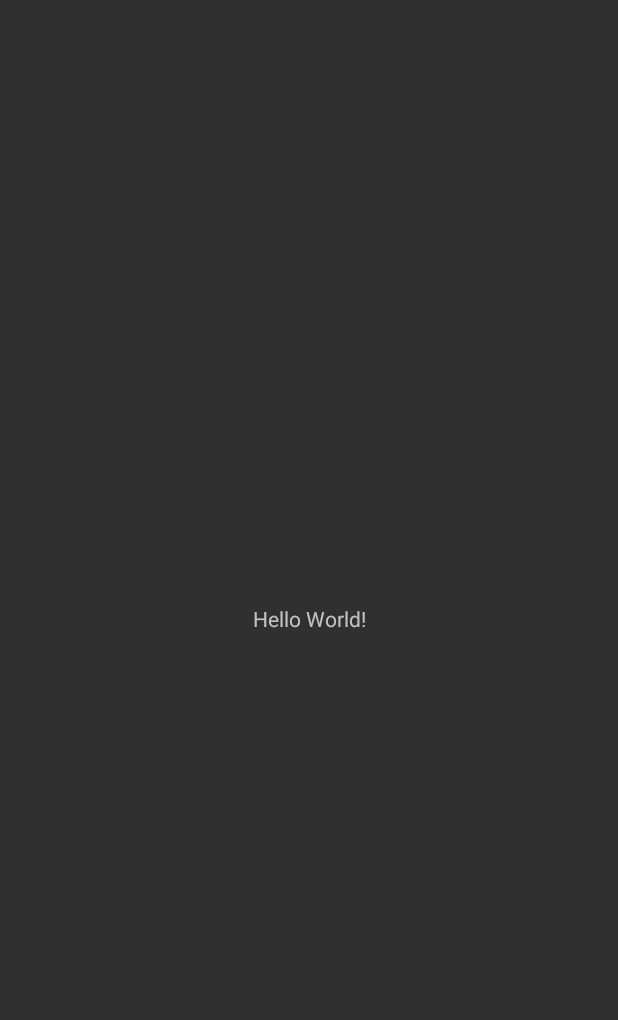
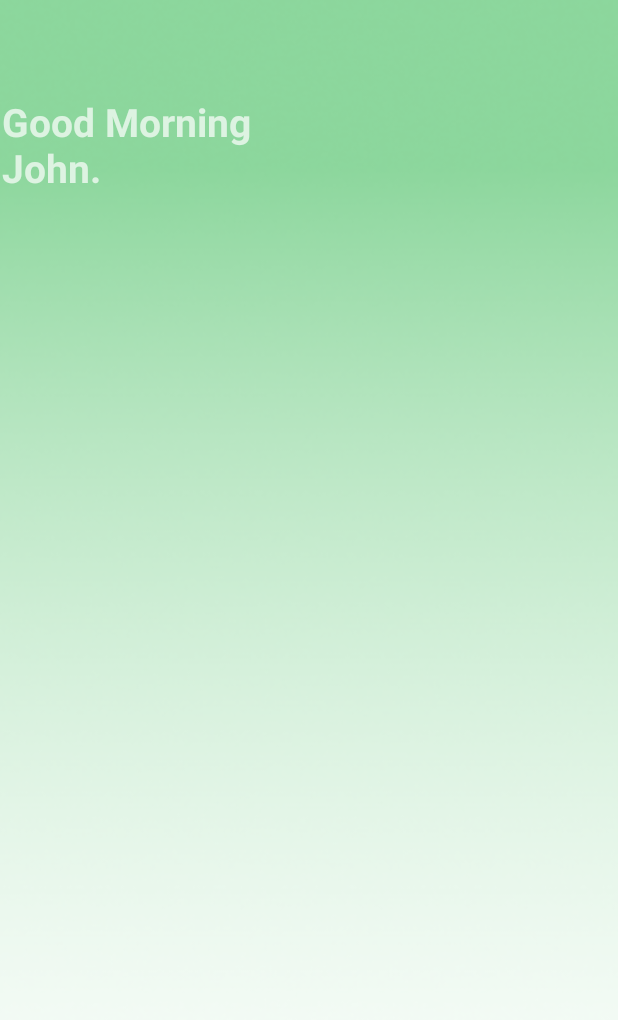
Before and after one commit to Coderman556/ANDECA2, an Android app: the screen it shows after launch (MainActivity), on a phone screen of 412 x 824 dp. Before the commit the part shown is almost empty. Shown: the top 1020 px of the screen. Run offline under Robolectric (Android 15) with nearby library versions, the phone set to English and light mode, and no system bars.

Commit message:
Changed homepage bg, added greeting, changed icon
EDIT: accepted incoming changes to MainActivity.java;

```diff
--- a/app/src/main/java/com/example/myapplication/MainActivity.java
+++ b/app/src/main/java/com/example/myapplication/MainActivity.java
@@ -2,14 +2,36 @@ package com.example.myapplication;
 
 import androidx.appcompat.app.AppCompatActivity;
 
+import android.annotation.SuppressLint;
 import android.os.Bundle;
+import android.widget.ImageView;
+import android.widget.TextView;
+import androidx.appcompat.app.AppCompatActivity;
+import java.util.Calendar;
 
 public class MainActivity extends AppCompatActivity{
 
+    @SuppressLint("SetTextI18n")
     @Override
     protected void onCreate(Bundle savedInstanceState) {
         super.onCreate(savedInstanceState);
         setContentView(R.layout.activity_main);
+
+        ImageView backgroundImageView = findViewById(R.id.backgroundImageView);
+        backgroundImageView.setImageResource(R.drawable.background); // Replace with your image resource
+
+        TextView greetingTextView = findViewById(R.id.greetingTextView);
+
+        // Determine the time of day and set the greeting
+        Calendar calendar = Calendar.getInstance();
+        int hour = calendar.get(Calendar.HOUR_OF_DAY);
+
+        if (hour >= 6 && hour < 12) {
+            greetingTextView.setText("Good Morning\nJohn.");
+        } else if (hour >= 12 && hour < 18) {
+            greetingTextView.setText("Good Afternoon\nJohn.");
+        } else {
+            greetingTextView.setText("Good Evening\nJohn.");
+        }
     }
-
 }
--- a/app/src/main/res/layout/activity_main.xml
+++ b/app/src/main/res/layout/activity_main.xml
@@ -6,13 +6,37 @@
     android:layout_height="match_parent"
     tools:context=".MainActivity">
 
-    <TextView
-        android:layout_width="wrap_content"
-        android:layout_height="wrap_content"
-        android:text="Hello World!"
+    <ImageView
+        android:id="@+id/backgroundImageView"
+        android:layout_width="match_parent"
+        android:layout_height="match_parent"
+        android:scaleType="centerCrop"
+        android:src="@drawable/background"
+    />
+
+    <LinearLayout
+        android:layout_width="409dp"
+        android:layout_height="729dp"
+        android:layout_marginStart="1dp"
+        android:layout_marginTop="1dp"
+        android:layout_marginEnd="1dp"
+        android:layout_marginBottom="1dp"
+        android:orientation="vertical"
         app:layout_constraintBottom_toBottomOf="parent"
         app:layout_constraintEnd_toEndOf="parent"
         app:layout_constraintStart_toStartOf="parent"
-        app:layout_constraintTop_toTopOf="parent" />
+        app:layout_constraintTop_toTopOf="parent">
 
+        <TextView
+            android:id="@+id/greetingTextView"
+            android:layout_width="wrap_content"
+            android:layout_height="wrap_content"
+            android:textSize="26sp"
+            android:textStyle="bold"
+            android:layout_marginTop="16dp"
+            app:layout_constraintStart_toStartOf="parent"
+            app:layout_constraintEnd_toEndOf="parent"
+            />
+
+    </LinearLayout>
 </androidx.constraintlayout.widget.ConstraintLayout>
--- a/app/src/main/res/mipmap-anydpi-v26/ic_launcher.xml
+++ /dev/null
@@ -1,5 +0,0 @@
-<?xml version="1.0" encoding="utf-8"?>
-<adaptive-icon xmlns:android="http://schemas.android.com/apk/res/android">
-    <background android:drawable="@drawable/ic_launcher_background" />
-    <foreground android:drawable="@drawable/ic_launcher_foreground" />
-</adaptive-icon>
--- a/app/src/main/res/mipmap-anydpi-v26/ic_launcher_round.xml
+++ /dev/null
@@ -1,5 +0,0 @@
-<?xml version="1.0" encoding="utf-8"?>
-<adaptive-icon xmlns:android="http://schemas.android.com/apk/res/android">
-    <background android:drawable="@drawable/ic_launcher_background" />
-    <foreground android:drawable="@drawable/ic_launcher_foreground" />
-</adaptive-icon>
--- a/app/src/main/res/values/themes.xml
+++ b/app/src/main/res/values/themes.xml
@@ -1,9 +1,9 @@
 <resources xmlns:tools="http://schemas.android.com/tools">
     <!-- Base application theme. -->
-    <style name="Theme.MyApplication" parent="Theme.MaterialComponents.DayNight.DarkActionBar">
+    <style name="Theme.MyApplication" parent="Theme.MaterialComponents.DayNight.NoActionBar">
         <!-- Primary brand color. -->
-        <item name="colorPrimary">@color/purple_500</item>
-        <item name="colorPrimaryVariant">@color/purple_700</item>
+        <item name="colorPrimary">#68A07D</item>
+        <item name="colorPrimaryVariant">#5FCA7D</item>
         <item name="colorOnPrimary">@color/white</item>
         <!-- Secondary brand color. -->
         <item name="colorSecondary">@color/teal_200</item>
```
Also changed, not shown: app/src/main/res/drawable/background.png (added).
